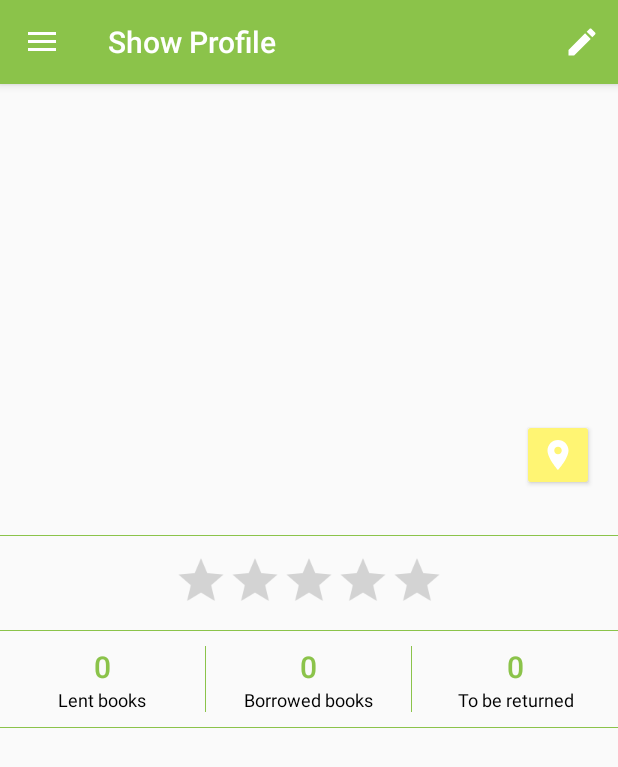
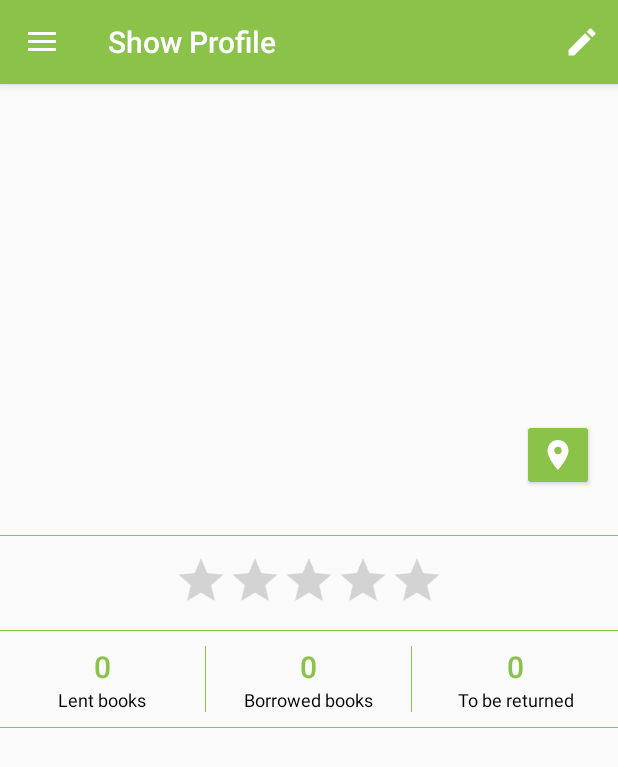
Before and after one commit to MobileApplicationDevelopment2018/MAD_Lab02, an Android app: the screen it shows after launch (MainActivity), after a tap on "Navigation header", on a phone screen of 412 x 824 dp. Shown: the top 767 px of the screen. Run offline under Robolectric (Android 15) with nearby library versions, the phone set to English and light mode, and no system bars; our stand-ins replace Firebase (no records; nobody signed in at launch, a user with empty details on screens opened directly); libraries missing offline, so code that uses them is left out: com.firebase.ui; pictures from the network do not load; 4 statements that could not run were skipped; 1 other tap on this screen came first.

Commit message:
Added some colors

```diff
--- a/app/src/main/res/values/colors.xml
+++ b/app/src/main/res/values/colors.xml
@@ -2,7 +2,7 @@
 <resources>
     <color name="colorPrimary">@color/light_green_500</color>
     <color name="colorPrimaryDark">@color/light_green_700</color>
-    <color name="colorAccent">@color/yellow_300</color>
+    <color name="colorAccent">@color/light_green_500</color>
 
     <color name="colorText">@android:color/primary_text_light</color>
     <color name="colorTextAccent">@color/light_green_500</color>
```
